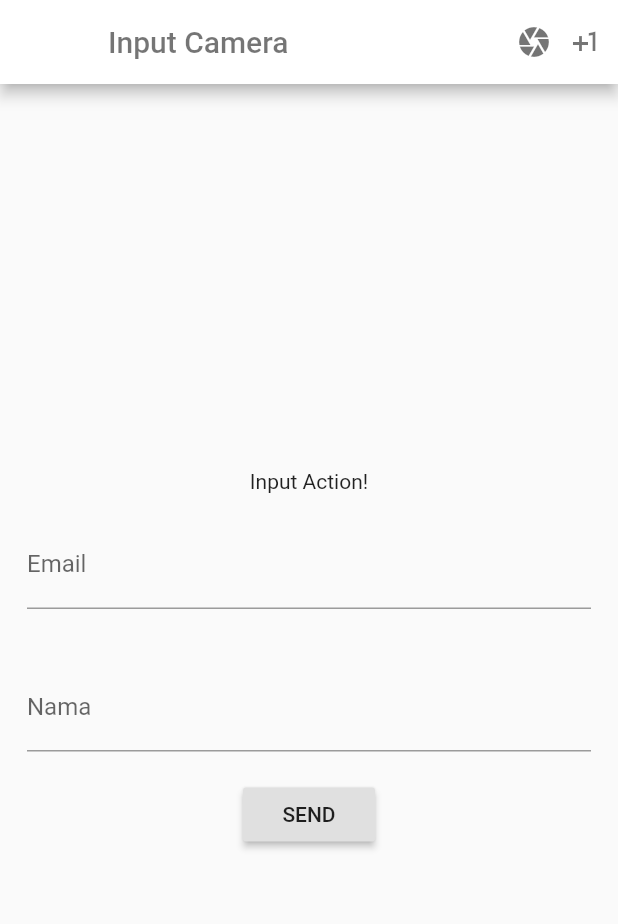
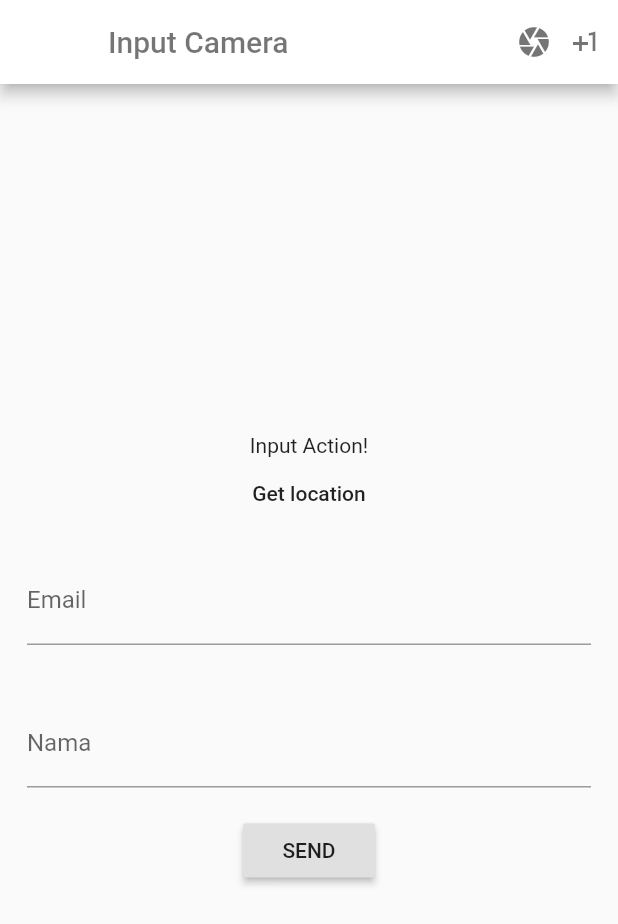
Before and after one commit to v13nr2/FLUTTER, a Flutter app: the FormDemo screen opened directly, after a tap on "SEND", on a phone screen of 412 x 824 dp. Shown: the top 924 px of the screen. Run offline on Flutter 3.47's test engine with Material 2 defaults, Android fonts, the phone set to English and light mode, and no system bars; our stand-ins replace dio, flutter_custom_clippers, fluttertoast, font_awesome_flutter, geolocator, google_sign_in and 3 more; accounts and stored records are empty.

Commit message:
catat lokasi GPS

```diff
--- a/lib/pages/kamera.dart
+++ b/lib/pages/kamera.dart
@@ -6,6 +6,7 @@
 import 'package:http_parser/http_parser.dart';
 import 'package:fluttertoast/fluttertoast.dart';
 import 'package:shared_preferences/shared_preferences.dart';
+import 'package:geolocator/geolocator.dart';
 
 main() {
   runApp(MyApp());
@@ -41,6 +42,7 @@
 
   Dio dio = Dio();
 
+
   Future<File> getImageCam() async {
     var image =
         await imagePicker.getImage(source: ImageSource.camera, maxHeight: 180);
@@ -48,7 +50,21 @@
     return File(image.path);
   }
 
+  Position _currentPosition;
 
+  _getCurrentLocation() {
+    final Geolocator geolocator = Geolocator()..forceAndroidLocationManager;
+
+    geolocator
+        .getCurrentPosition(desiredAccuracy: LocationAccuracy.best)
+        .then((Position position) {
+      setState(() {
+        _currentPosition = position;
+      });
+    }).catchError((e) {
+      print(e);
+    });
+  }
 
 
 @override
@@ -58,6 +74,8 @@
       _txtUser.text = await _panggilSP('namaSP');
       _txtEmail.text = await _panggilSP('emailSP');
     });
+
+    _getCurrentLocation();
 }
 
 
@@ -87,7 +105,10 @@
         'name': _txtUser.value.text,
         'bertugas': _txtUser.value.text,
         'deskripsi': _txtEmail.value.text,
-        //'photo': fileName+'.jpg',
+        'jenis_upload': 'Masuk',
+        'lat': _currentPosition != null ? _currentPosition.latitude : "",
+        'lang': _currentPosition != null ? _currentPosition.longitude : ""
+
       });
 
       var response = await dio.post(url,
@@ -166,6 +187,15 @@
           mainAxisAlignment: MainAxisAlignment.center,
           children: <Widget>[
             _image != null ? Image.file(_image) : Text('Input Action!'),
+            if (_currentPosition != null)
+              Text(
+                  "LAT: ${_currentPosition.latitude}, LNG: ${_currentPosition.longitude}"),
+            FlatButton(
+              child: Text("Get location"),
+              onPressed: () {
+                _getCurrentLocation();
+              },
+            ),
             _buildEmailField(),
             _buildPasswordField(),
             _buildSubmitButton(),
--- a/pubspec.yaml
+++ b/pubspec.yaml
@@ -33,6 +33,7 @@
   flutter_native_image: ^0.0.5+2
   dio: ^3.0.9
   fluttertoast: ^4.0.0
+  geolocator: ^5.3.2+2
 
 dev_dependencies:
   flutter_test:
```
Also changed, not shown: pubspec.lock, 1 other file.
